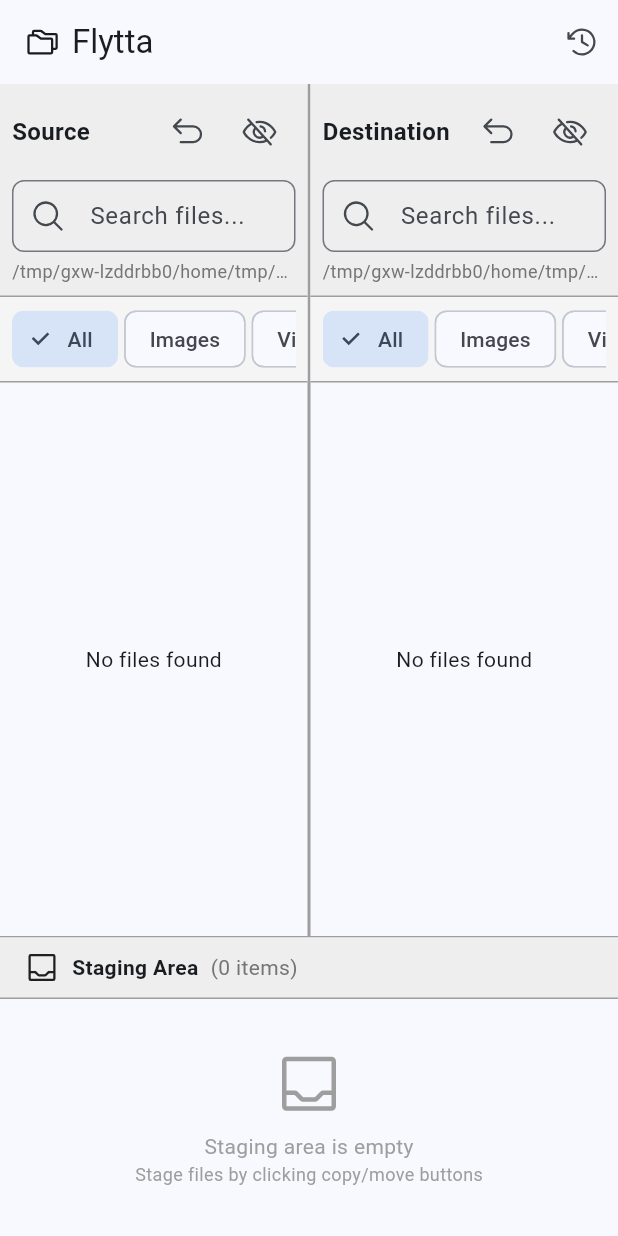
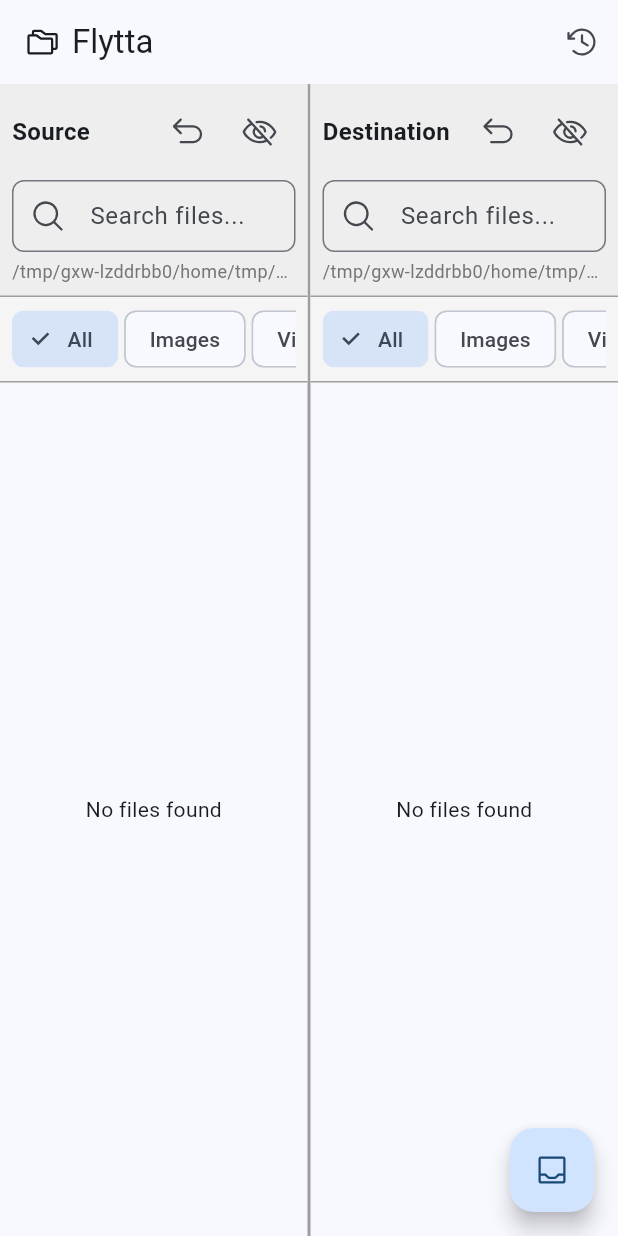
Before and after one commit to ahmadramadhannn/flytta, a Flutter app: the screen it shows after launch, on a phone screen of 412 x 824 dp. Run offline on Flutter 3.47's test engine with Material 3 defaults, Android fonts, the phone set to English and light mode, and no system bars; our stand-ins replace phosphor_flutter, shared_preferences.

Commit message:
Replace staging panel with floating action button
- Removed fixed-height staging panel from bottom of screen
- Added FloatingActionButton with tray icon
- FAB shows red badge with count of staged items
- Tooltip displays number of items when hovering
- Clicking FAB opens dialog showing staged items
- Removed unnecessary borders and decorations from StagingPanel
- StagingPanel now used only in dialog context

```diff
--- a/lib/main.dart
+++ b/lib/main.dart
@@ -6,7 +6,6 @@ import 'providers/history_provider.dart';
 import 'widgets/file_browser_panel.dart';
 import 'widgets/staging_panel.dart';
 import 'widgets/history_panel.dart';
-import 'widgets/tab_bar_widget.dart';
 
 void main() {
   runApp(const MyApp());
@@ -81,8 +80,46 @@ class _HomePageState extends State<HomePage> {
               ],
             ),
           ),
-          StagingPanel(),
         ],
+      ),
+      floatingActionButton: Consumer<FileBrowserProvider>(
+        builder: (context, provider, child) {
+          return FloatingActionButton(
+            onPressed: () => _showStagingDialog(context, provider),
+            tooltip: 'Staging Area (${provider.stagedItemCount} items)',
+            child: Stack(
+              clipBehavior: Clip.none,
+              children: [
+                Icon(PhosphorIcons.tray()),
+                if (provider.stagedItemCount > 0)
+                  Positioned(
+                    right: -6,
+                    top: -6,
+                    child: Container(
+                      padding: const EdgeInsets.all(4),
+                      decoration: BoxDecoration(
+                        color: Colors.red,
+                        shape: BoxShape.circle,
+                      ),
+                      constraints: const BoxConstraints(
+                        minWidth: 20,
+                        minHeight: 20,
+                      ),
+                      child: Text(
+                        '${provider.stagedItemCount}',
+                        style: const TextStyle(
+                          color: Colors.white,
+                          fontSize: 12,
+                          fontWeight: FontWeight.bold,
+                        ),
+                        textAlign: TextAlign.center,
+                      ),
+                    ),
+                  ),
+              ],
+            ),
+          );
+        },
       ),
     );
   }
@@ -115,4 +152,33 @@ class _HomePageState extends State<HomePage> {
       ),
     );
   }
+
+  void _showStagingDialog(BuildContext context, FileBrowserProvider provider) {
+    showDialog(
+      context: context,
+      builder: (context) => Dialog(
+        child: SizedBox(
+          width: 600,
+          height: 400,
+          child: Column(
+            children: [
+              AppBar(
+                title: const Text('Staging Area'),
+                automaticallyImplyLeading: false,
+                actions: [
+                  IconButton(
+                    icon: Icon(PhosphorIcons.x()),
+                    onPressed: () => Navigator.of(context).pop(),
+                  ),
+                ],
+              ),
+              Expanded(
+                child: StagingPanel(),
+              ),
+            ],
+          ),
+        ),
+      ),
+    );
+  }
 }
--- a/lib/widgets/staging_panel.dart
+++ b/lib/widgets/staging_panel.dart
@@ -13,12 +13,7 @@ class StagingPanel extends StatelessWidget {
       builder: (context, provider, child) {
         final stagedItems = provider.stagedItems;
 
-        return Container(
-          height: 200,
-          decoration: const BoxDecoration(
-            border: Border(top: BorderSide(color: Colors.grey)),
-          ),
-          child: Column(
+        return Column(
           children: [
             _buildHeader(context, provider, stagedItems.length),
             Expanded(
@@ -54,7 +49,6 @@ class StagingPanel extends StatelessWidget {
             ),
             if (stagedItems.isNotEmpty) _buildActionButtons(context, provider),
           ],
-          ),
         );
       },
     );
@@ -63,10 +57,6 @@ class StagingPanel extends StatelessWidget {
   Widget _buildHeader(BuildContext context, FileBrowserProvider provider, int itemCount) {
     return Container(
       padding: const EdgeInsets.symmetric(horizontal: 16, vertical: 8),
-      decoration: BoxDecoration(
-        color: Colors.grey[200],
-        border: const Border(bottom: BorderSide(color: Colors.grey)),
-      ),
       child: Row(
         children: [
           Icon(PhosphorIcons.tray()),
@@ -145,10 +135,6 @@ class StagingPanel extends StatelessWidget {
   Widget _buildActionButtons(BuildContext context, FileBrowserProvider provider) {
     return Container(
       padding: const EdgeInsets.all(16),
-      decoration: BoxDecoration(
-        color: Colors.grey[100],
-        border: const Border(top: BorderSide(color: Colors.grey)),
-      ),
       child: Row(
         mainAxisAlignment: MainAxisAlignment.end,
         children: [
```
Lines whose indentation alone changed are shown as unchanged.
